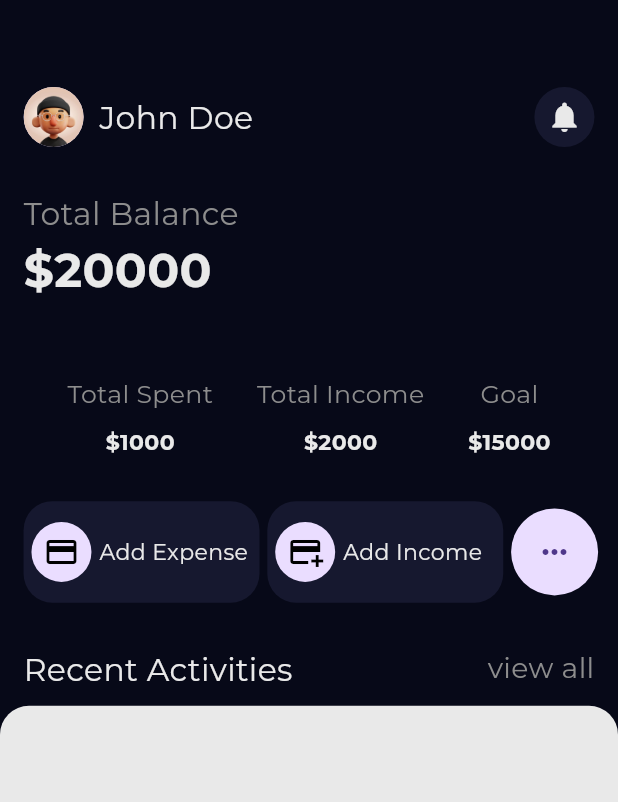
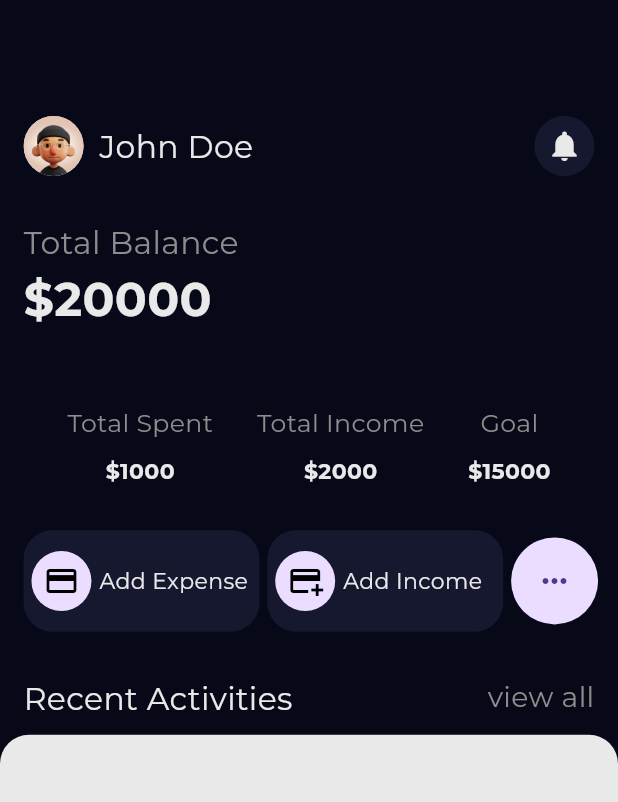
Before and after one commit to Usmandankama/BudgetMate, a Flutter app: the HomeScreen screen opened directly, on a phone screen of 412 x 824 dp. Shown: the top 802 px of the screen. Run offline on Flutter 3.47's test engine with Material 3 defaults, Android fonts, the phone set to English and light mode, and no system bars; our stand-ins replace flutter_screenutil, smooth_page_indicator; project files that could hold a hidden picture were left out.

Commit message:
Update home_screen.dart

```diff
--- a/lib/screens/home/home_screen.dart
+++ b/lib/screens/home/home_screen.dart
@@ -19,7 +19,7 @@ class _HomeScreenState extends State<HomeScreen> {
       backgroundColor: AppColors.primaryColor,
       body: SingleChildScrollView(
         child: Padding(
-          padding: EdgeInsets.only(top: 30.h),
+          padding: EdgeInsets.only(top: 50.h),
           child: Column(
             children: [
               Padding(
```
